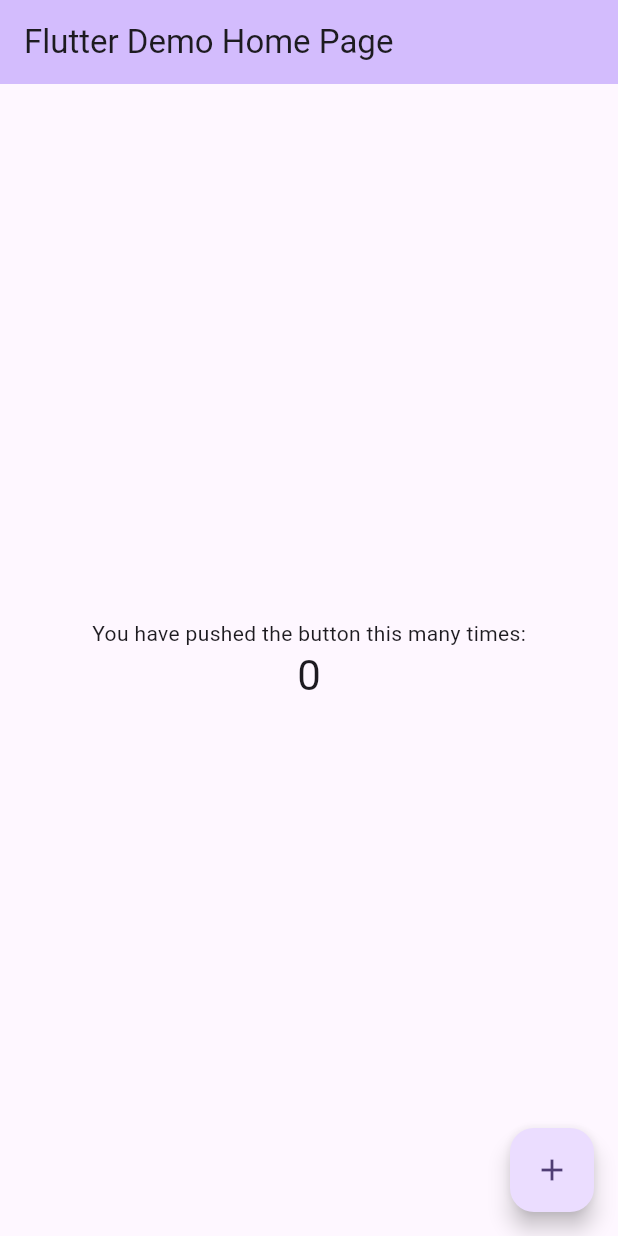
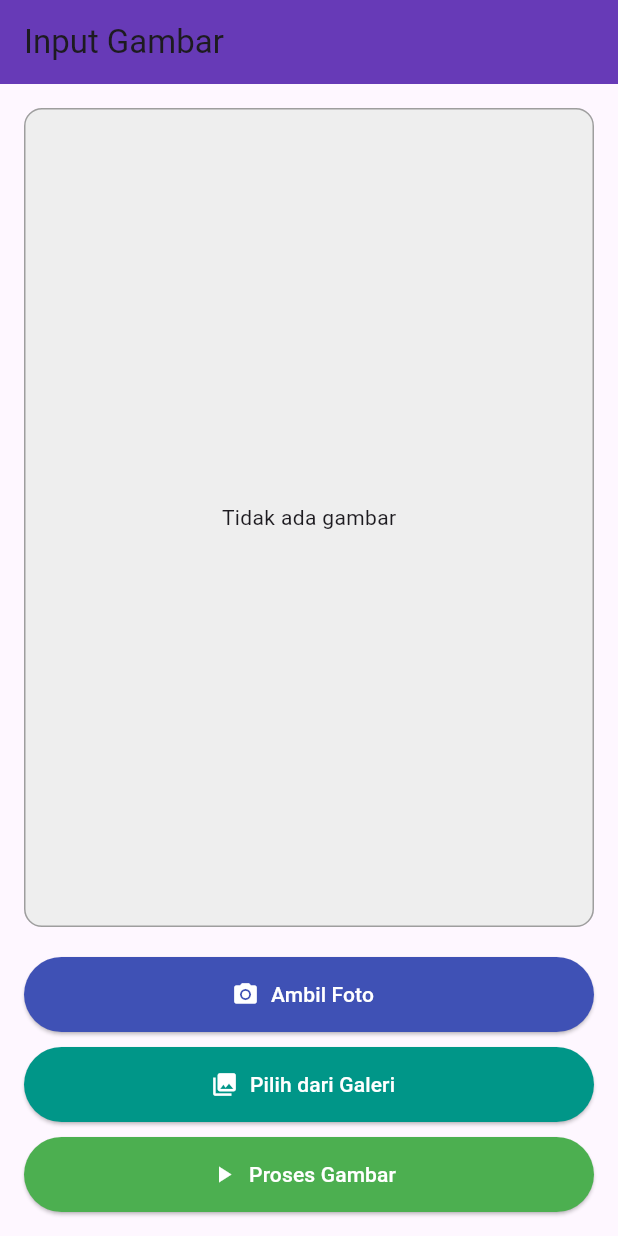
Before and after one commit to ahazain/prediksi-tingkat-kematangan-mangga, a Flutter app: the screen it shows after launch, on a phone screen of 412 x 824 dp. Run offline on Flutter 3.47's test engine with Material 3 defaults, Android fonts, the phone set to English and light mode, and no system bars; our stand-ins replace image_picker.

Commit message:
feature take picture

```diff
--- a/fe/mobile_ai/lib/main.dart
+++ b/fe/mobile_ai/lib/main.dart
@@ -1,4 +1,5 @@
 import 'package:flutter/material.dart';
+import 'pages/image_input_page.dart';
 
 void main() {
   runApp(const MyApp());
@@ -7,116 +8,12 @@ void main() {
 class MyApp extends StatelessWidget {
   const MyApp({super.key});
 
-  // This widget is the root of your application.
   @override
   Widget build(BuildContext context) {
     return MaterialApp(
-      title: 'Flutter Demo',
-      theme: ThemeData(
-        // This is the theme of your application.
-        //
-        // TRY THIS: Try running your application with "flutter run". You'll see
-        // the application has a purple toolbar. Then, without quitting the app,
-        // try changing the seedColor in the colorScheme below to Colors.green
-        // and then invoke "hot reload" (save your changes or press the "hot
-        // reload" button in a Flutter-supported IDE, or press "r" if you used
-        // the command line to start the app).
-        //
-        // Notice that the counter didn't reset back to zero; the application
-        // state is not lost during the reload. To reset the state, use hot
-        // restart instead.
-        //
-        // This works for code too, not just values: Most code changes can be
-        // tested with just a hot reload.
-        colorScheme: ColorScheme.fromSeed(seedColor: Colors.deepPurple),
-      ),
-      home: const MyHomePage(title: 'Flutter Demo Home Page'),
+      title: 'Image Picker Demo',
+      theme: ThemeData(primarySwatch: Colors.blue),
+      home: const ImageInputPage(),
     );
   }
 }
-
-class MyHomePage extends StatefulWidget {
-  const MyHomePage({super.key, required this.title});
-
-  // This widget is the home page of your application. It is stateful, meaning
-  // that it has a State object (defined below) that contains fields that affect
-  // how it looks.
-
-  // This class is the configuration for the state. It holds the values (in this
-  // case the title) provided by the parent (in this case the App widget) and
-  // used by the build method of the State. Fields in a Widget subclass are
-  // always marked "final".
-
-  final String title;
-
-  @override
-  State<MyHomePage> createState() => _MyHomePageState();
-}
-
-class _MyHomePageState extends State<MyHomePage> {
-  int _counter = 0;
-
-  void _incrementCounter() {
-    setState(() {
-      // This call to setState tells the Flutter framework that something has
-      // changed in this State, which causes it to rerun the build method below
-      // so that the display can reflect the updated values. If we changed
-      // _counter without calling setState(), then the build method would not be
-      // called again, and so nothing would appear to happen.
-      _counter++;
-    });
-  }
-
-  @override
-  Widget build(BuildContext context) {
-    // This method is rerun every time setState is called, for instance as done
-    // by the _incrementCounter method above.
-    //
-    // The Flutter framework has been optimized to make rerunning build methods
-    // fast, so that you can just rebuild anything that needs updating rather
-    // than having to individually change instances of widgets.
-    return Scaffold(
-      appBar: AppBar(
-        // TRY THIS: Try changing the color here to a specific color (to
-        // Colors.amber, perhaps?) and trigger a hot reload to see the AppBar
-        // change color while the other colors stay the same.
-        backgroundColor: Theme.of(context).colorScheme.inversePrimary,
-        // Here we take the value from the MyHomePage object that was created by
-        // the App.build method, and use it to set our appbar title.
-        title: Text(widget.title),
-      ),
-      body: Center(
-        // Center is a layout widget. It takes a single child and positions it
-        // in the middle of the parent.
-        child: Column(
-          // Column is also a layout widget. It takes a list of children and
-          // arranges them vertically. By default, it sizes itself to fit its
-          // children horizontally, and tries to be as tall as its parent.
-          //
-          // Column has various properties to control how it sizes itself and
-          // how it positions its children. Here we use mainAxisAlignment to
-          // center the children vertically; the main axis here is the vertical
-          // axis because Columns are vertical (the cross axis would be
-          // horizontal).
-          //
-          // TRY THIS: Invoke "debug painting" (choose the "Toggle Debug Paint"
-          // action in the IDE, or press "p" in the console), to see the
-          // wireframe for each widget.
-          mainAxisAlignment: MainAxisAlignment.center,
-          children: <Widget>[
-            const Text('You have pushed the button this many times:'),
-            Text(
-              '$_counter',
-              style: Theme.of(context).textTheme.headlineMedium,
-            ),
-          ],
-        ),
-      ),
-      floatingActionButton: FloatingActionButton(
-        onPressed: _incrementCounter,
-        tooltip: 'Increment',
-        child: const Icon(Icons.add),
-      ), // This trailing comma makes auto-formatting nicer for build methods.
-    );
-  }
-}
--- /dev/null
+++ b/fe/mobile_ai/lib/pages/image_input_page.dart
@@ -0,0 +1,133 @@
+import 'dart:io' show File;
+import 'dart:typed_data';
+import 'package:flutter/foundation.dart';
+import 'package:flutter/material.dart';
+import 'package:image_picker/image_picker.dart';
+
+class ImageInputPage extends StatefulWidget {
+  const ImageInputPage({super.key});
+
+  @override
+  State<ImageInputPage> createState() => _ImageInputPageState();
+}
+
+class _ImageInputPageState extends State<ImageInputPage> {
+  final ImagePicker _picker = ImagePicker();
+  File? _imageFile;
+  Uint8List? _imageBytes;
+
+  Future<void> _pickImage(ImageSource source) async {
+    try {
+      final XFile? pickedFile = await _picker.pickImage(
+        source: source,
+        preferredCameraDevice: CameraDevice.rear,
+      );
+
+      if (pickedFile != null) {
+        if (kIsWeb) {
+          final bytes = await pickedFile.readAsBytes();
+          setState(() {
+            _imageBytes = bytes;
+            _imageFile = null;
+          });
+        } else {
+          setState(() {
+            _imageFile = File(pickedFile.path);
+            _imageBytes = null;
+          });
+        }
+      }
+    } catch (e) {
+      debugPrint("Gagal mengambil gambar: $e");
+      ScaffoldMessenger.of(context).showSnackBar(
+        const SnackBar(content: Text("Gagal mengambil gambar")),
+      );
+    }
+  }
+
+  void _processImage() {
+    final hasImage = kIsWeb ? _imageBytes != null : _imageFile != null;
+    if (!hasImage) {
+      ScaffoldMessenger.of(context).showSnackBar(
+        const SnackBar(content: Text("Silakan pilih atau ambil gambar dulu")),
+      );
+      return;
+    }
+
+    // TODO: Tambahkan logika pemrosesan gambar
+    ScaffoldMessenger.of(context).showSnackBar(
+      const SnackBar(content: Text("Memproses gambar...")),
+    );
+  }
+
+  @override
+  Widget build(BuildContext context) {
+    final imageWidget = _imageBytes != null
+        ? Image.memory(_imageBytes!, fit: BoxFit.contain)
+        : _imageFile != null
+            ? Image.file(_imageFile!, fit: BoxFit.contain)
+            : const Center(child: Text("Tidak ada gambar"));
+
+    return Scaffold(
+      appBar: AppBar(
+        title: const Text("Input Gambar"),
+        backgroundColor: Colors.deepPurple,
+      ),
+      body: Padding(
+        padding: const EdgeInsets.all(16.0),
+        child: Column(
+          children: [
+            Expanded(
+              flex: 3,
+              child: Container(
+                width: double.infinity,
+                decoration: BoxDecoration(
+                  border: Border.all(color: Colors.grey),
+                  borderRadius: BorderRadius.circular(12),
+                  color: Colors.grey[200],
+                ),
+                child: ClipRRect(
+                  borderRadius: BorderRadius.circular(12),
+                  child: imageWidget,
+                ),
+              ),
+            ),
+            const SizedBox(height: 20),
+            ElevatedButton.icon(
+              onPressed: () => _pickImage(ImageSource.camera),
+              icon: const Icon(Icons.camera_alt),
+              label: const Text("Ambil Foto"),
+              style: ElevatedButton.styleFrom(
+                minimumSize: const Size.fromHeight(50),
+                backgroundColor: Colors.indigo,
+                foregroundColor: Colors.white,
+              ),
+            ),
+            const SizedBox(height: 10),
+            ElevatedButton.icon(
+              onPressed: () => _pickImage(ImageSource.gallery),
+              icon: const Icon(Icons.photo_library),
+              label: const Text("Pilih dari Galeri"),
+              style: ElevatedButton.styleFrom(
+                minimumSize: const Size.fromHeight(50),
+                backgroundColor: Colors.teal,
+                foregroundColor: Colors.white,
+              ),
+            ),
+            const SizedBox(height: 10),
+            ElevatedButton.icon(
+              onPressed: _processImage,
+              icon: const Icon(Icons.play_arrow),
+              label: const Text("Proses Gambar"),
+              style: ElevatedButton.styleFrom(
+                minimumSize: const Size.fromHeight(50),
+                backgroundColor: Colors.green,
+                foregroundColor: Colors.white,
+              ),
+            ),
+          ],
+        ),
+      ),
+    );
+  }
+}
--- a/fe/mobile_ai/pubspec.yaml
+++ b/fe/mobile_ai/pubspec.yaml
@@ -38,6 +38,7 @@ dependencies:
 dev_dependencies:
   flutter_test:
     sdk: flutter
+  image_picker: ^1.0.4
 
   # The "flutter_lints" package below contains a set of recommended lints to
   # encourage good coding practices. The lint set provided by the package is
```
Also changed, not shown: fe/mobile_ai/lib/components/image_preview_box.dart (added, +45 -0 lines), fe/mobile_ai/pubspec.lock, 6 other files.
